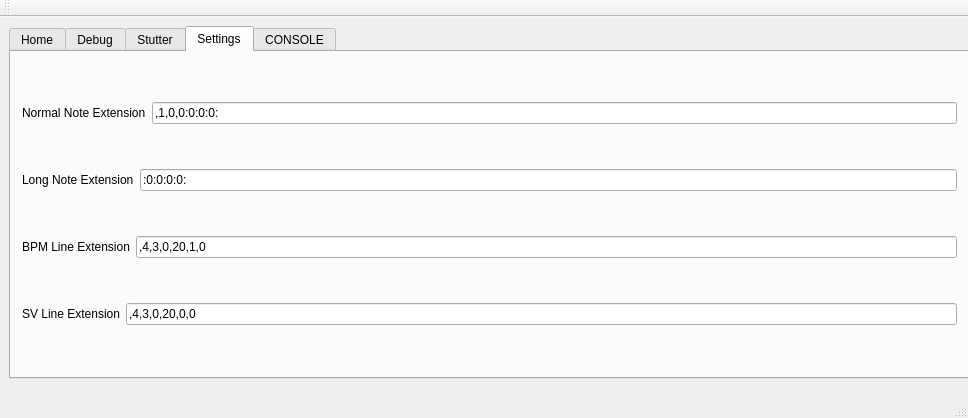
Eve-ning/reamber, file svTool.ui: the form before one commit.
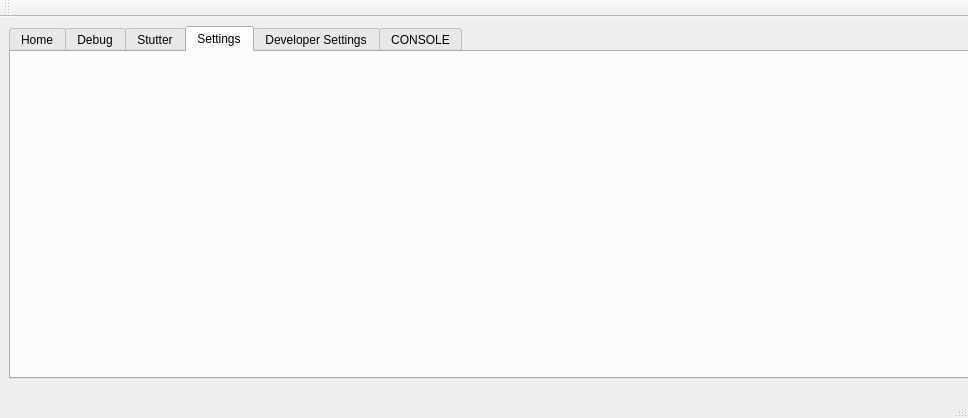
The form after the commit. The open tabs and pages were chosen to show the change.

Diff of the .ui file:
```diff
--- a/svTool.ui
+++ b/svTool.ui
@@ -318,80 +318,12 @@
      <attribute name="title">
       <string>Settings</string>
      </attribute>
-     <layout class="QGridLayout" name="gridLayout">
-      <item row="0" column="0">
-       <layout class="QGridLayout" name="settings_nnExtensionGroup">
-        <item row="0" column="0">
-         <widget class="QLabel" name="settings_nnExtensionLabel">
-          <property name="text">
-           <string>Normal Note Extension</string>
-          </property>
-         </widget>
-        </item>
-        <item row="0" column="1">
-         <widget class="QLineEdit" name="settings_nnExtensionLine">
-          <property name="text">
-           <string>,1,0,0:0:0:0:</string>
-          </property>
-         </widget>
-        </item>
-       </layout>
-      </item>
-      <item row="1" column="0">
-       <layout class="QGridLayout" name="settings_lnExtensionGroup">
-        <item row="0" column="0">
-         <widget class="QLabel" name="settings_lnExtensionLabel">
-          <property name="text">
-           <string>Long Note Extension</string>
-          </property>
-         </widget>
-        </item>
-        <item row="0" column="1">
-         <widget class="QLineEdit" name="settings_lnExtensionLine">
-          <property name="text">
-           <string>:0:0:0:0:</string>
-          </property>
-         </widget>
-        </item>
-       </layout>
-      </item>
-      <item row="2" column="0">
-       <layout class="QGridLayout" name="settings_bpmExtensionGroup">
-        <item row="0" column="0">
-         <widget class="QLabel" name="settings_bpmExtensionLabel">
-          <property name="text">
-           <string>BPM Line Extension</string>
-          </property>
-         </widget>
-        </item>
-        <item row="0" column="1">
-         <widget class="QLineEdit" name="settings_bpmExtensionLine">
-          <property name="text">
-           <string>,4,3,0,20,1,0</string>
-          </property>
-         </widget>
-        </item>
-       </layout>
-      </item>
-      <item row="3" column="0">
-       <layout class="QGridLayout" name="settings_svExtensionGroup">
-        <item row="0" column="0">
-         <widget class="QLabel" name="settings_svExtensionLabel">
-          <property name="text">
-           <string>SV Line Extension</string>
-          </property>
-         </widget>
-        </item>
-        <item row="0" column="1">
-         <widget class="QLineEdit" name="settings_svExtensionLine">
-          <property name="text">
-           <string>,4,3,0,20,0,0</string>
-          </property>
-         </widget>
-        </item>
-       </layout>
-      </item>
-     </layout>
+     <layout class="QGridLayout" name="gridLayout"/>
+    </widget>
+    <widget class="QWidget" name="tabDevSettings">
+     <attribute name="title">
+      <string>Developer Settings</string>
+     </attribute>
     </widget>
     <widget class="QWidget" name="tabConsole">
      <attribute name="title">
```
Left out of the diff: 2 changed lines with no effect on the pictures.
